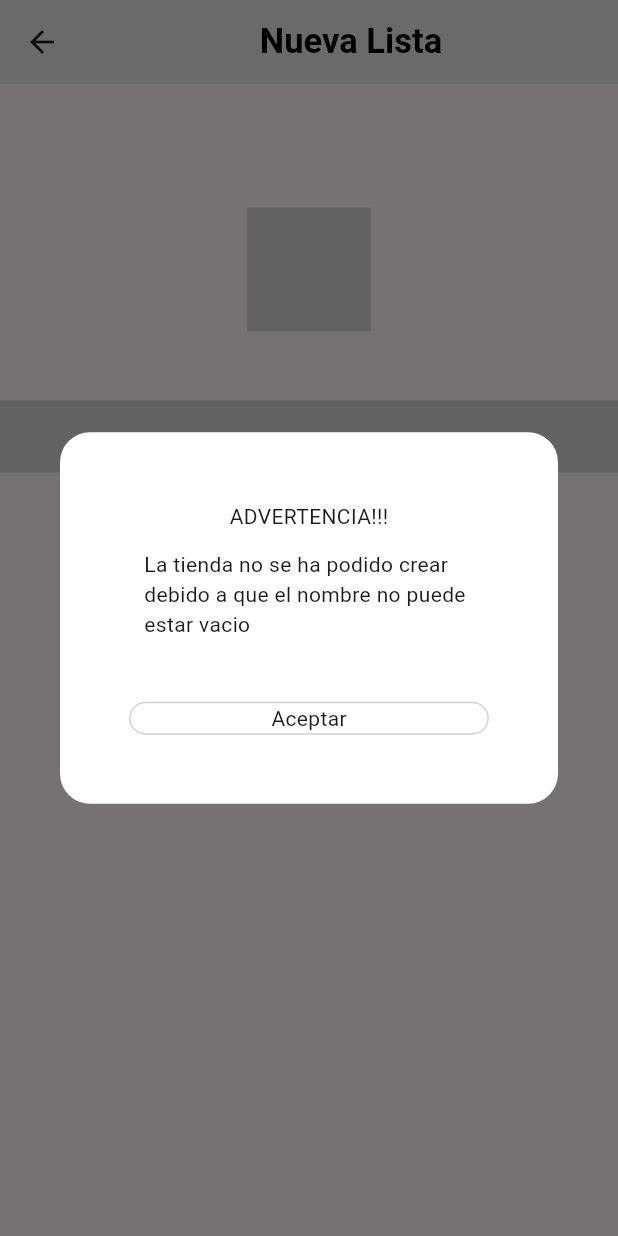
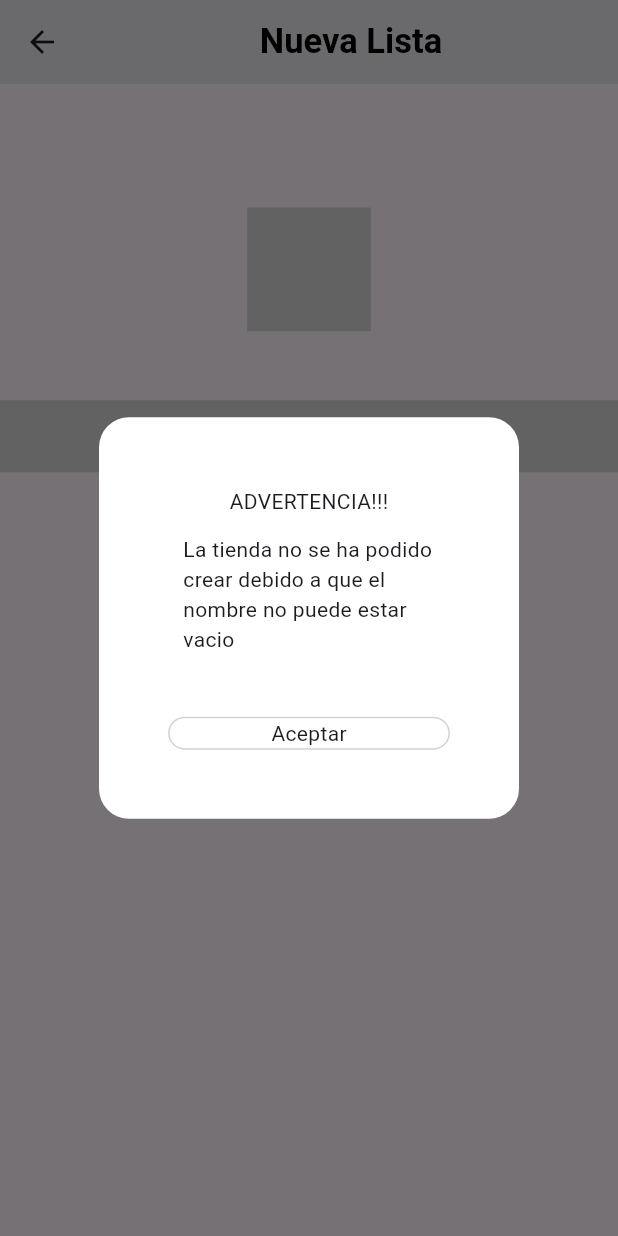
Before and after one commit to daniel54841/Asistente_IA, a Flutter app: the ListNewItem screen opened by its route, after a tap on "CREAR", on a phone screen of 412 x 824 dp. Run offline on Flutter 3.47's test engine with Material 3 defaults, Android fonts, the phone set to English and light mode, and no system bars; our stand-ins replace firebase_auth, firebase_core, flutter_animation_progress_bar, flutter_riverpod, get, logger and 2 more; missing offline and left inert: flutter_device_type; accounts and stored records are empty; statements that could not run were skipped.

Commit message:
Actualizacion de widgets de dialogos
Saber si es una tablet o movil determina el tamaño del dialogo

```diff
--- /dev/null
+++ b/lib/widgets/dialogs/basic_dialog_custom.dart
@@ -0,0 +1,28 @@
+import 'package:flutter/material.dart';
+import 'package:flutter_device_type/flutter_device_type.dart';
+
+import '../../utils/responsive.dart';
+
+class BasicDialogCustom extends StatelessWidget {
+  final Widget widget;
+  const BasicDialogCustom({Key? key, required this.widget}) : super(key: key);
+
+  @override
+  Widget build(BuildContext context) {
+    Responsive responsive = Responsive.of(context);
+    return Dialog(
+      backgroundColor: Colors.transparent,
+      child: Container(
+        width: Device.get().isTablet ? responsive.dp(30) : responsive.dp(10),
+        padding: EdgeInsets.all(
+          responsive.dp(5),
+        ),
+        decoration: BoxDecoration(
+          color: Colors.white,
+          borderRadius: BorderRadius.circular(20),
+        ),
+        child: widget,
+      ),
+    );
+  }
+}
--- a/lib/widgets/dialogs/info_custom_dialog.dart
+++ b/lib/widgets/dialogs/info_custom_dialog.dart
@@ -1,5 +1,6 @@
 import 'package:flutter/material.dart';
 import 'package:get/get.dart';
+import 'package:reproductor_ia/widgets/dialogs/basic_dialog_custom.dart';
 
 import '../../utils/constants/my_colors.dart';
 import '../../utils/responsive.dart';
@@ -23,17 +24,8 @@ class InfoCustomDialog extends StatelessWidget {
   @override
   Widget build(BuildContext context) {
     Responsive responsive = Responsive.of(context);
-    return Dialog(
-      backgroundColor: Colors.transparent,
-      child: Container(
-        padding: EdgeInsets.all(
-          responsive.dp(5),
-        ),
-        decoration: BoxDecoration(
-          color: Colors.white,
-          borderRadius: BorderRadius.circular(20),
-        ),
-        child: Column(
+    return BasicDialogCustom(
+      widget: Column(
         mainAxisSize: MainAxisSize.min,
         crossAxisAlignment: CrossAxisAlignment.center,
         children: [
@@ -89,7 +81,6 @@ class InfoCustomDialog extends StatelessWidget {
           ),
         ],
       ),
-      ),
     );
   }
 }
```
Also changed, not shown: lib/widgets/dialogs/advertencia_custom_dialog.dart (added, +105 -0 lines), pubspec.yaml (+1 -20 lines). Lines whose indentation alone changed are shown as unchanged.
